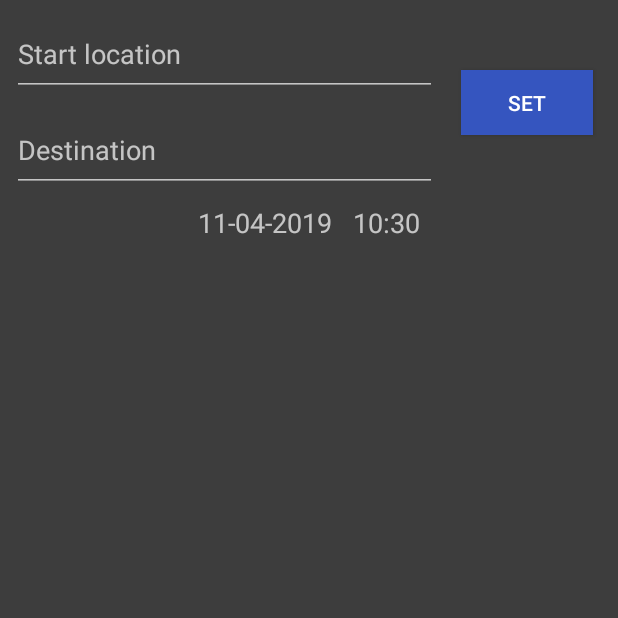
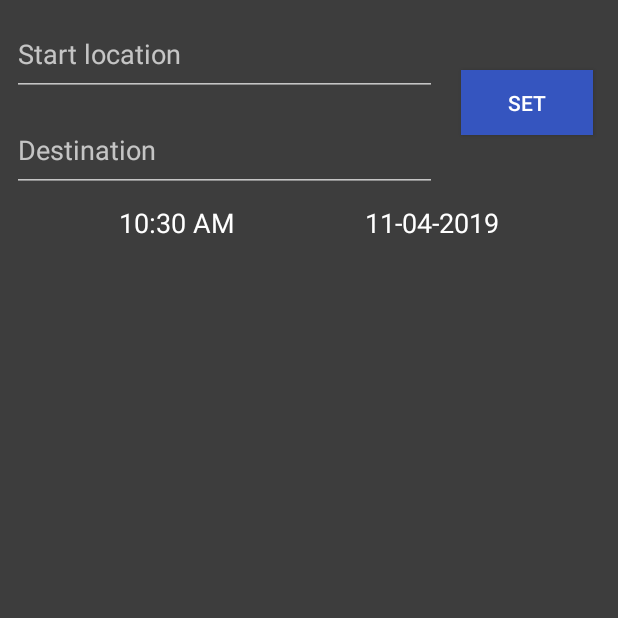
Before and after one commit to Majaalex/TrainTracker, an Android app: the screen it shows after launch (MainActivity), on a phone screen of 412 x 824 dp, the top half of it. Run offline under Robolectric (Android 15) with nearby library versions, the phone set to English and light mode, and no system bars; 1 statement that could not run was skipped.

```diff
--- a/app/src/main/AndroidManifest.xml
+++ b/app/src/main/AndroidManifest.xml
@@ -23,6 +23,9 @@
                 <action android:name="android.intent.action.VIEW"/>
             </intent-filter>
         </activity>
+        <meta-data
+            android:name="com.google.android.geo.API_KEY"
+            android:value="@string/google_maps_key" />
     </application>
 
 </manifest>
--- a/app/src/main/java/com/example/traintracker/MainActivity.java
+++ b/app/src/main/java/com/example/traintracker/MainActivity.java
@@ -9,6 +9,7 @@ import android.view.View;
 import android.widget.ArrayAdapter;
 import android.widget.AutoCompleteTextView;
 import android.widget.Button;
+import android.widget.TextClock;
 import android.widget.TextView;
 import android.widget.Toast;
 
@@ -20,6 +21,7 @@ import java.time.LocalDateTime;
 import java.time.format.DateTimeFormatter;
 import java.util.ArrayList;
 import java.util.HashMap;
+import java.util.Locale;
 import java.util.concurrent.ExecutionException;
 
 public class MainActivity extends AppCompatActivity {
@@ -33,6 +35,8 @@ public class MainActivity extends AppCompatActivity {
     private Button mButtonSet;
     private HashMap<String, String> trainStations;
     private ArrayList<String> stationList;
+
+    private TextView tv;
 
 
     @Override
@@ -69,9 +73,8 @@ public class MainActivity extends AppCompatActivity {
         mTrainList = new ArrayList<>();
         trainStations = new HashMap<>();
         stationList = new ArrayList<>();
-        LocalDateTime localTime = LocalDateTime.now();
-        TextView tv = findViewById(R.id.currentDate);
-        tv.setText(DateTimeFormatter.ofPattern("dd-MM-yyyy   HH:mm").format(localTime));
+        tv = findViewById(R.id.currentDate);
+        updateTime();
         mButtonSet = findViewById(R.id.setStations);
         mButtonSet.setOnClickListener(new View.OnClickListener() {
             @Override
@@ -80,6 +83,11 @@ public class MainActivity extends AppCompatActivity {
                 mAdapter.notifyDataSetChanged();
             }
         });
+    }
+
+    private void updateTime(){
+        LocalDateTime localTime = LocalDateTime.now();
+        tv.setText(DateTimeFormatter.ofPattern("dd-MM-yyyy").format(localTime));
     }
 
     private void createTrainList(){
--- a/app/src/main/java/com/example/traintracker/TrainTracker.java
+++ b/app/src/main/java/com/example/traintracker/TrainTracker.java
@@ -6,7 +6,7 @@ import android.os.AsyncTask;
 import com.google.android.gms.maps.model.LatLng;
 import com.google.android.gms.maps.model.Marker;
 
-public class TrainTracker extends AsyncTask<Integer, Integer, Marker> {
+public class TrainTracker extends AsyncTask<Integer, Integer, LatLng> {
 
     MapActivity ma;
     public TrainTracker(MapActivity ma){
@@ -14,9 +14,11 @@ public class TrainTracker extends AsyncTask<Integer, Integer, Marker> {
     }
 
     @Override
-    protected Marker doInBackground(Integer... integers) {
-        LatLng position = new LatLng(0,0);
+    protected LatLng doInBackground(Integer... integers) {
+        LatLng position = new LatLng(60,24);
+        //TODO: https://rata.digitraffic.fi/api/v1/train-locations/latest/977
+        // Make api call with the above +
         ma.updateMarker(position);
-        return null;
+        return position;
     }
 }
--- a/app/src/main/res/layout/activity_main.xml
+++ b/app/src/main/res/layout/activity_main.xml
@@ -19,7 +19,7 @@
         app:layout_constraintEnd_toEndOf="parent"
         app:layout_constraintHorizontal_bias="0.0"
         app:layout_constraintStart_toStartOf="parent"
-        app:layout_constraintTop_toBottomOf="@+id/currentDate"
+        app:layout_constraintTop_toBottomOf="@+id/currentTime"
         app:layout_constraintVertical_bias="0.0" />
 
     <AutoCompleteTextView
@@ -61,18 +61,28 @@
         app:layout_constraintStart_toEndOf="@+id/acDepartureLoc"
         app:layout_constraintTop_toTopOf="@+id/acDepartureLoc" />
 
+    <TextClock
+        android:id="@+id/currentTime"
+        android:layout_width="wrap_content"
+        android:layout_height="wrap_content"
+        android:layout_margin="8dp"
+        android:textSize="18sp"
+        app:layout_constraintTop_toBottomOf="@id/acDestinationLoc"
+        app:layout_constraintRight_toLeftOf="@id/currentDate"
+        app:layout_constraintLeft_toLeftOf="parent"
+        />
+
     <TextView
-        android:gravity="center"
         android:id="@+id/currentDate"
         android:layout_width="wrap_content"
         android:layout_height="wrap_content"
-        android:layout_marginStart="8dp"
-        android:layout_marginTop="8dp"
-        android:layout_marginEnd="8dp"
+        android:layout_margin="8dp"
+        android:gravity="center"
         android:text="Date"
+        android:textColor="@color/colorWhite"
         android:textSize="18sp"
-        app:layout_constraintEnd_toEndOf="parent"
-        app:layout_constraintStart_toStartOf="parent"
-        app:layout_constraintTop_toBottomOf="@+id/acDestinationLoc" />
+        app:layout_constraintLeft_toRightOf="@id/currentTime"
+        app:layout_constraintRight_toRightOf="parent"
+        app:layout_constraintTop_toBottomOf="@id/acDestinationLoc" />
 
 </android.support.constraint.ConstraintLayout>
```
